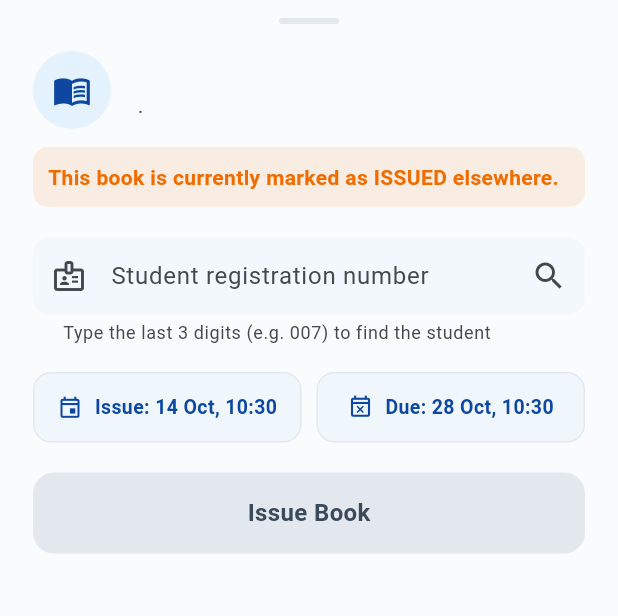
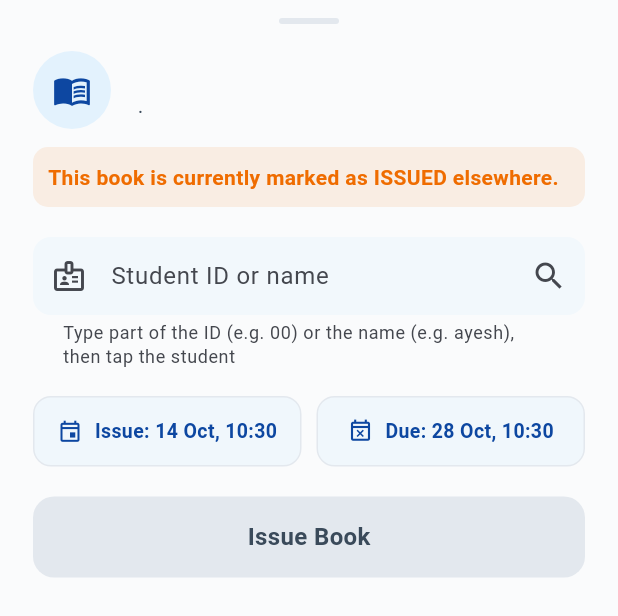
Before and after one commit to maryam-ca/Secure-Campus-AI, a Flutter app: the _BookIssueSheet widget shown alone on an empty page, opened directly with empty values, on a phone screen of 412 x 824 dp. Shown: the top 616 px of the screen. Run offline on Flutter 3.47's test engine with Material 3 defaults, Android fonts, the phone set to English and light mode, and no system bars; our stand-ins replace cloud_firestore, firebase_auth, firebase_core, firebase_database, firebase_messaging, firebase_storage and 6 more; missing offline and left inert: mobile_scanner; accounts and stored records are empty.

Commit message:
feat(librarian): search students by any part of ID or name, librarian selects

```diff
--- a/mobile/lib/core/utils/student_search.dart
+++ b/mobile/lib/core/utils/student_search.dart
@@ -1,24 +1,32 @@
 import '../../models/student_model.dart';
 
-/// Minimum number of typed characters before a search runs
-/// (the librarian can type just the last three digits, e.g. "007").
-const int studentSearchMinChars = 3;
+/// Minimum number of typed characters before a search runs.
+const int studentSearchMinChars = 2;
 
 /// Upper-cases and drops everything except letters and digits, so
 /// "fa23-bse-007", "FA23 BSE 007" and "FA23BSE007" all compare equal.
 String normalizeRegNo(String value) => value.toUpperCase().replaceAll(RegExp(r'[^A-Z0-9]'), '');
 
-/// Students whose registration number ENDS WITH what was typed
-/// (case, dashes and spaces ignored), sorted by registration number.
+/// Students whose registration number CONTAINS what was typed, or whose
+/// NAME contains it (case, dashes and spaces ignored for the number; case
+/// ignored for the name). Sorted by registration number.
 ///
-/// Typing the last three digits is enough. When two intakes share the same
-/// ending (FA23-BSE-007 and FA22-BSE-007) both are returned so the librarian
-/// can pick the right one. Fewer than [studentSearchMinChars] characters
-/// returns nothing, so a single digit never lists half the campus.
-List<StudentModel> searchStudentsByRegNo(List<StudentModel> all, String query) {
-  final q = normalizeRegNo(query);
-  if (q.length < studentSearchMinChars) return const [];
-  final hits = all.where((s) => normalizeRegNo(s.registrationNumber).endsWith(q)).toList()
+/// Examples: "00" lists every student whose ID has "00" in it; "ayesh" lists
+/// every student with "ayesh" in their name. The librarian then checks the
+/// name and the complete ID and picks the right person, so nothing is
+/// chosen automatically even when only one student matches.
+///
+/// Fewer than [studentSearchMinChars] characters returns nothing.
+List<StudentModel> searchStudents(List<StudentModel> all, String query) {
+  final text = query.trim().toLowerCase();
+  final idQuery = normalizeRegNo(query);
+  if (idQuery.length < studentSearchMinChars && text.length < studentSearchMinChars) return const [];
+
+  final hits = all.where((s) {
+    final idMatch = idQuery.length >= studentSearchMinChars && normalizeRegNo(s.registrationNumber).contains(idQuery);
+    final nameMatch = text.length >= studentSearchMinChars && s.name.toLowerCase().contains(text);
+    return idMatch || nameMatch;
+  }).toList()
     ..sort((a, b) => a.registrationNumber.compareTo(b.registrationNumber));
   return hits;
 }
--- a/mobile/lib/features/librarian/librarian_scan_screen.dart
+++ b/mobile/lib/features/librarian/librarian_scan_screen.dart
@@ -371,18 +371,19 @@ class _BookIssueSheetState extends ConsumerState<_BookIssueSheet> {
     }
   }
 
-  /// Runs on every keystroke: the last 3+ characters of the registration
-  /// number are enough. One match is selected automatically; several
-  /// (e.g. the same number in two intakes) are listed to pick from.
+  /// Runs on every keystroke. Typing 2+ characters lists every student whose
+  /// registration number OR name contains them ("00", "007", "ayesh"). The
+  /// librarian checks the name and complete ID and taps the right student;
+  /// nothing is selected automatically, and editing the text clears any
+  /// earlier selection.
   void _onQueryChanged(String text) {
     final q = text.trim();
-    final matches = searchStudentsByRegNo(_allStudents, q);
+    final matches = searchStudents(_allStudents, q);
+    final searched = q.length >= studentSearchMinChars;
     setState(() {
       _matches = matches;
-      _foundStudent = matches.length == 1 ? matches.first : null;
-      _error = (q.isNotEmpty && normalizeRegNo(q).length >= studentSearchMinChars && matches.isEmpty && !_searching)
-          ? 'No student found ending in "$q".'
-          : null;
+      _foundStudent = null;
+      _error = (searched && matches.isEmpty && !_searching) ? 'No student found matching "$q".' : null;
     });
   }
 
@@ -521,24 +522,30 @@ class _BookIssueSheetState extends ConsumerState<_BookIssueSheet> {
           const SizedBox(height: 20),
           TextField(
             controller: _regNoController,
-            textCapitalization: TextCapitalization.characters,
             decoration: const InputDecoration(
-              labelText: 'Student registration number',
-              helperText: 'Type the last 3 digits (e.g. 007) to find the student',
+              labelText: 'Student ID or name',
+              helperText: 'Type part of the ID (e.g. 00) or the name (e.g. ayesh), then tap the student',
+              helperMaxLines: 2,
               prefixIcon: Icon(Icons.badge_outlined),
               suffixIcon: Icon(Icons.search),
             ),
             onChanged: _onQueryChanged,
           ),
           if (_searching) const Padding(padding: EdgeInsets.only(top: 10), child: LinearProgressIndicator()),
-          if (_foundStudent == null && _matches.length > 1)
+          if (_foundStudent == null && _matches.isNotEmpty) ...[
+            Padding(
+              padding: const EdgeInsets.only(top: 8, bottom: 4),
+              child: Text(
+                '${_matches.length} student${_matches.length == 1 ? '' : 's'} found - check the name and ID, then tap one',
+                style: const TextStyle(color: AppColors.bodyText, fontSize: 12.5),
+              ),
+            ),
             Container(
-              margin: const EdgeInsets.only(top: 8),
               decoration: BoxDecoration(
                 border: Border.all(color: AppColors.divider),
                 borderRadius: BorderRadius.circular(10),
               ),
-              constraints: const BoxConstraints(maxHeight: 180),
+              constraints: const BoxConstraints(maxHeight: 220),
               child: ListView(
                 shrinkWrap: true,
                 children: [
@@ -546,13 +553,14 @@ class _BookIssueSheetState extends ConsumerState<_BookIssueSheet> {
                     ListTile(
                       dense: true,
                       leading: const Icon(Icons.person_outline),
-                      title: Text(s.name),
+                      title: Text(s.name, style: const TextStyle(fontWeight: FontWeight.w600)),
                       subtitle: Text('${s.registrationNumber} · ${s.program}, Sem ${s.semester}'),
                       onTap: () => _pickStudent(s),
                     ),
                 ],
               ),
             ),
+          ],
           if (_foundStudent != null)
             TweenAnimationBuilder<double>(
               tween: Tween(begin: 0, end: 1),
```
Also changed, not shown: 2 other files.
